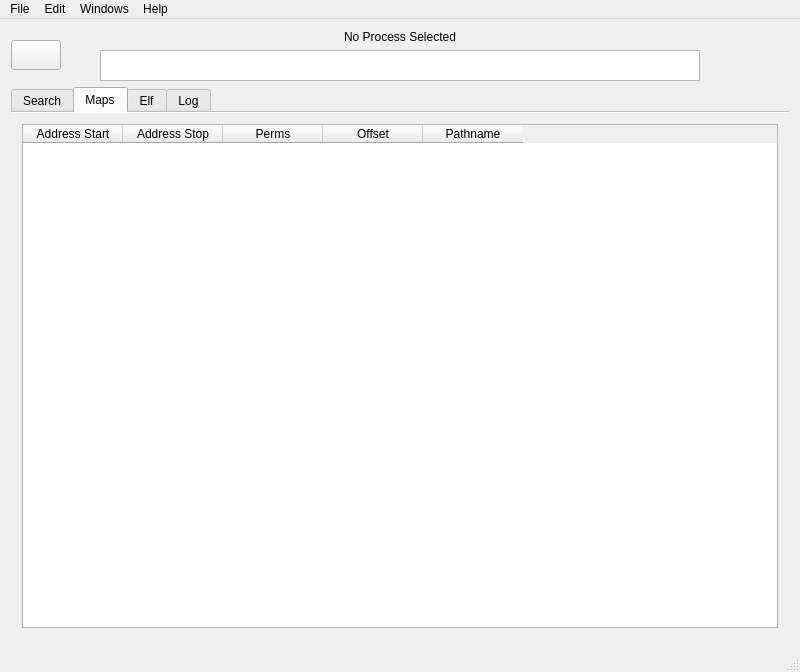
Above: src/gui/mainwindow.ui from mentebinaria/maProc before the change. Below: the same form after it.
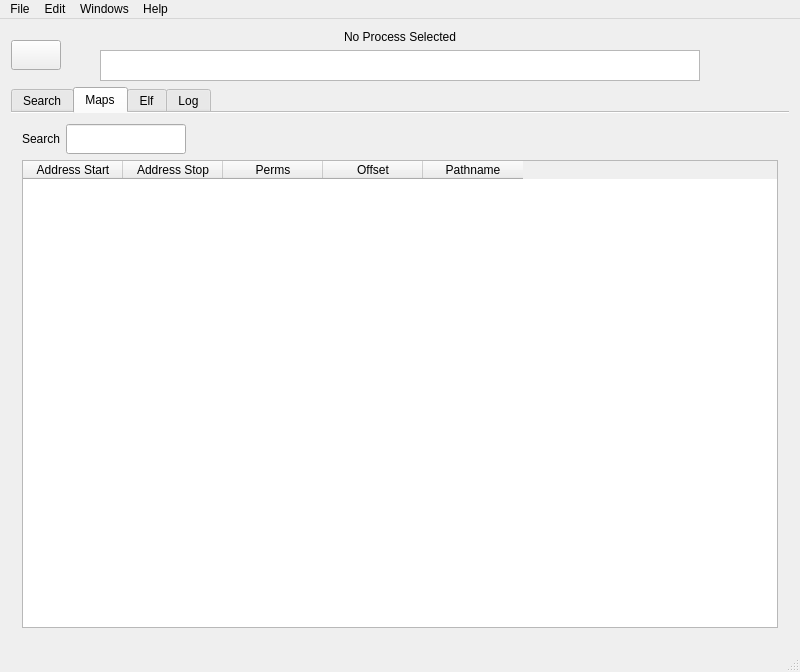
That is the form after the change. The open tabs and pages were chosen to show the change.

```diff
--- a/src/gui/mainwindow.ui
+++ b/src/gui/mainwindow.ui
@@ -946,6 +946,52 @@
         <string>Maps</string>
        </attribute>
        <layout class="QVBoxLayout" name="verticalLayout">
+        <item>
+         <layout class="QHBoxLayout" name="serach_grid">
+          <item alignment="Qt::AlignLeft">
+           <widget class="QLabel" name="search_Labal">
+            <property name="maximumSize">
+             <size>
+              <width>40</width>
+              <height>40</height>
+             </size>
+            </property>
+            <property name="text">
+             <string>Search</string>
+            </property>
+           </widget>
+          </item>
+          <item>
+           <widget class="QLineEdit" name="search_maps">
+            <property name="minimumSize">
+             <size>
+              <width>120</width>
+              <height>30</height>
+             </size>
+            </property>
+            <property name="maximumSize">
+             <size>
+              <width>120</width>
+              <height>30</height>
+             </size>
+            </property>
+           </widget>
+          </item>
+          <item>
+           <spacer name="horizontalSpacer">
+            <property name="orientation">
+             <enum>Qt::Horizontal</enum>
+            </property>
+            <property name="sizeHint" stdset="0">
+             <size>
+              <width>40</width>
+              <height>20</height>
+             </size>
+            </property>
+           </spacer>
+          </item>
+         </layout>
+        </item>
         <item>
          <widget class="QTableWidget" name="maps_table">
           <property name="sortingEnabled">
```
